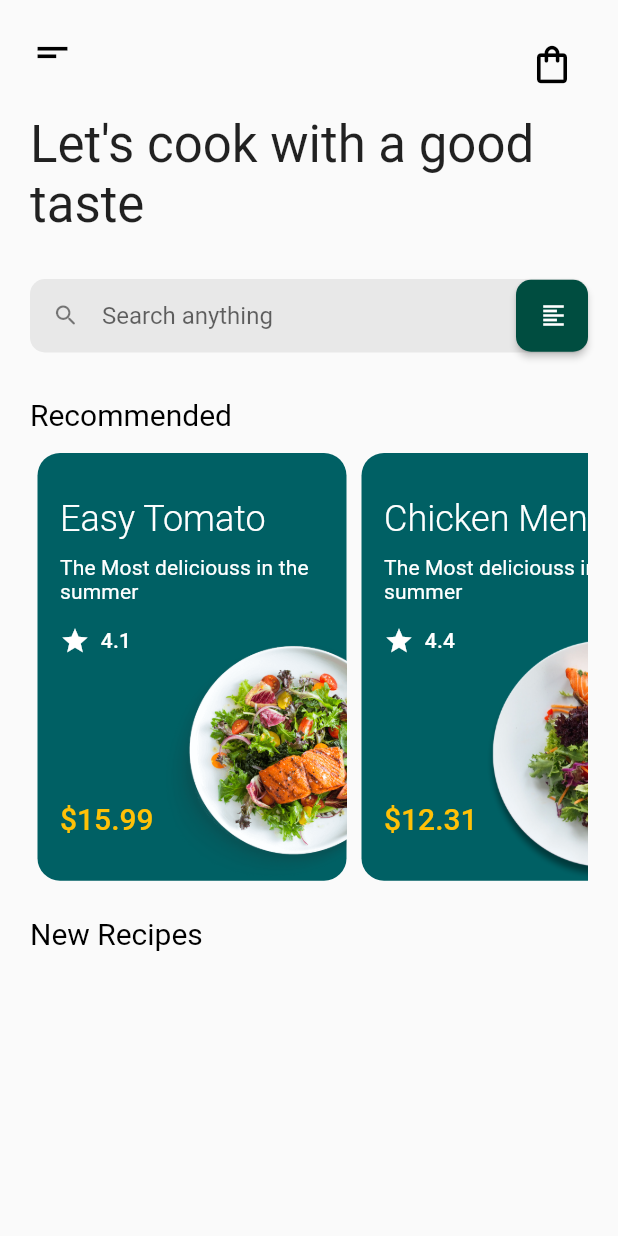
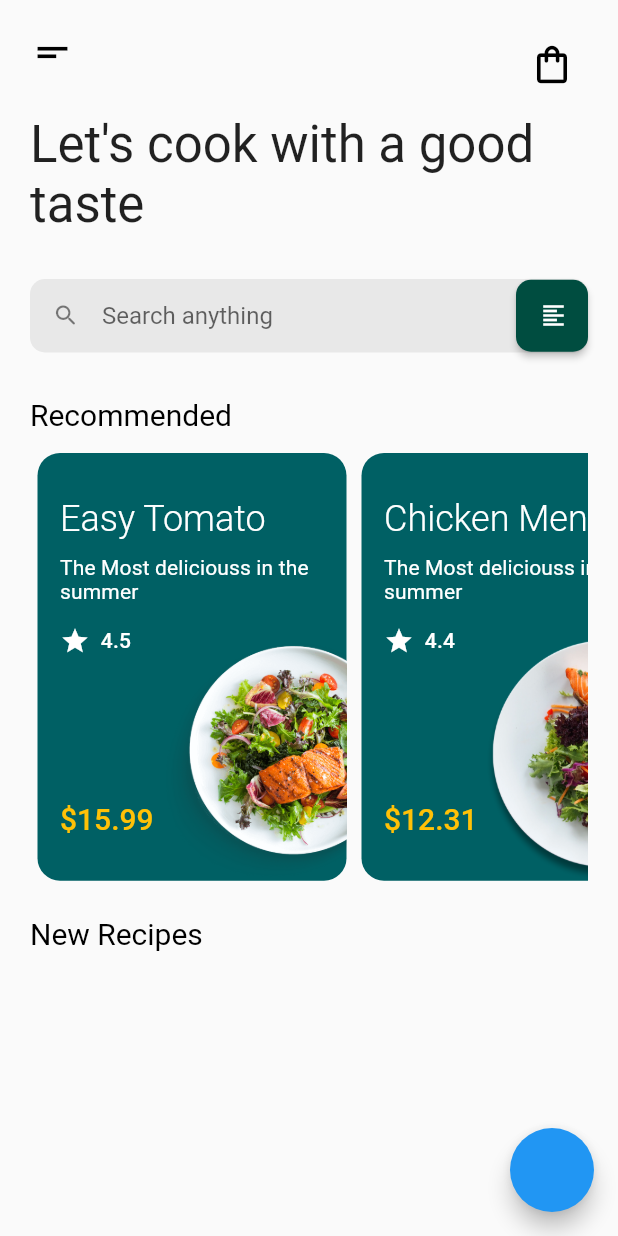
Before and after one commit to gorkemarslanbogan/cookSellApp, a Flutter app: the screen it shows after launch, on a phone screen of 412 x 824 dp. Run offline on Flutter 3.47's test engine with Material 2 defaults, Android fonts, the phone set to English and light mode, and no system bars.

Commit message:
Cook Sell App UI Flutter

```diff
--- a/lib/core/imagePathManagment/imagePath.dart
+++ b/lib/core/imagePathManagment/imagePath.dart
@@ -1,4 +1,3 @@
-import 'imagePath.dart';
 
 enum imageType { png, jpeg }
 
--- a/lib/product/widget/custom_card.dart
+++ b/lib/product/widget/custom_card.dart
@@ -3,6 +3,8 @@ import 'package:flutter/material.dart';
 import 'package:food_app_ga_coding/core/imagePathManagment/imagePath.dart';
 import 'package:food_app_ga_coding/core/utility/Screen_dynamic_size.dart';
 import 'package:food_app_ga_coding/model/cook_model.dart';
+import 'package:food_app_ga_coding/viewmodel/customCard_viewmodel.dart';
+import 'package:provider/provider.dart';
 
 class customCard extends StatelessWidget with ScreenSize{
    customCard({ Key? key, required this.title, required this.description, required this.score, required this.price, required this.image }) : super(key: key);
@@ -10,11 +12,13 @@ class customCard extends StatelessWidget with ScreenSize{
   final String title;
 final String description;
 final String score;
-final double price;
+ double price;
 final Image image;
   @override
   Widget build(BuildContext context) {
     ScreenSize().init(context);
+    return ChangeNotifierProvider<customCardProvider>(
+      builder: (context, child){
        return Padding(
         padding: EdgeInsets.symmetric(vertical: 14.0),
         child: Container(
@@ -27,6 +31,9 @@ final Image image;
         child: _cardChilds(title: title,description: description,price: price,score: score,image: image),
         ),
       );
+      },
+      create: (context) => customCardProvider(),
+    );
   }
 }
 
@@ -37,7 +44,7 @@ class _cardChilds extends StatelessWidget {
 final String title;
 final String description;
 final String score;
-final double price;
+ double price;
 final Image image;
   @override
   Widget build(BuildContext context) {
--- a/lib/product/widget/horizontal_scrool_card_builder.dart
+++ b/lib/product/widget/horizontal_scrool_card_builder.dart
@@ -1,17 +1,12 @@
 import 'package:flutter/material.dart';
-import 'package:food_app_ga_coding/core/imagePathManagment/imagePath.dart';
 import 'package:food_app_ga_coding/core/utility/Screen_dynamic_size.dart';
-import 'package:food_app_ga_coding/model/cook_model.dart';
 import 'package:food_app_ga_coding/product/widget/custom_card.dart';
-
+import 'package:food_app_ga_coding/viewmodel/cardBuilder_provider.dart';
+import 'package:provider/provider.dart';
 
 class cardBuilder extends StatelessWidget {
-   cardBuilder({ Key? key }) : super(key: key);
-List<CookModel> _items = [
-  CookModel("Easy Tomato", "The Most deliciouss in the summer", 15.99, "4.1", Image.asset(imagePath.toPng("food2"), width: 80, height: 80,)),
-  CookModel("Chicken Menu", "The Most deliciouss in the summer", 12.31, "4.4", Image.asset(imagePath.toPng("food3"), width: 80, height: 80,)),
-  CookModel("Mixed Salad", "The Most deliciouss in the summer", 09.99, "3.8", Image.asset(imagePath.toPng("food2"), width: 80, height: 80,)),
-];
+  cardBuilder({Key? key}) : super(key: key);
+
   @override
   Widget build(BuildContext context) {
     ScreenSize().init(context);
@@ -20,11 +15,16 @@ List<CookModel> _items = [
       child: ListView.builder(
         padding: EdgeInsets.zero,
         scrollDirection: Axis.horizontal,
-        itemCount: _items.length,
+        itemCount: context.watch<cardBuilderProvider>().items.length,
         itemBuilder: (BuildContext context, int index) {
           return Padding(
             padding: EdgeInsets.symmetric(horizontal: 5),
-            child: customCard(title: _items[index].cookName,description: _items[index].cookDescription,price: _items[index].price,score: _items[index].puan,image: _items[index].image),
+            child: customCard(
+                title: context.watch<cardBuilderProvider>().items[index].cookName,
+                description: context.watch<cardBuilderProvider>().items[index].cookDescription,
+                price: context.watch<cardBuilderProvider>().items[index].price,
+                score: context.watch<cardBuilderProvider>().items[index].puan,
+                image: context.watch<cardBuilderProvider>().items[index].image),
           );
         },
       ),
--- a/lib/screens/main.dart
+++ b/lib/screens/main.dart
@@ -1,16 +1,18 @@
-import 'dart:ui';
-
 import 'package:flutter/material.dart';
 import 'package:food_app_ga_coding/core/utility/Screen_dynamic_size.dart';
 import 'package:food_app_ga_coding/product/utility/app_padding.dart';
 import 'package:food_app_ga_coding/product/utility/text_utility.dart';
 import 'package:food_app_ga_coding/product/widget/app-bar-widget.dart';
-import 'package:food_app_ga_coding/product/widget/custom_card.dart';
 import 'package:food_app_ga_coding/product/widget/custom_text_field.dart';
 import 'package:food_app_ga_coding/product/widget/horizontal_scrool_card_builder.dart';
+import 'package:food_app_ga_coding/viewmodel/cardBuilder_provider.dart';
+import 'package:provider/provider.dart';
 
 void main() {
-  runApp( mainScreen());
+  runApp( MultiProvider(
+    providers: [
+      ChangeNotifierProvider(create: ((context) => cardBuilderProvider()))],
+    builder: (context, child) => mainScreen()));
 }
 
 class mainScreen extends StatelessWidget with ScreenSize {
@@ -26,7 +28,12 @@ class mainScreen extends StatelessWidget with ScreenSize {
         elevation: 0,
         iconTheme: IconThemeData(color: Colors.black, size: 30, opacity: 80.0),
       )),
-      home: Scaffold(
+      home: ChangeNotifierProvider(
+        builder: (context, child) {
+        return Scaffold(
+          floatingActionButton: FloatingActionButton(onPressed: (){
+             context.read<cardBuilderProvider>().updatePrice(15.99);
+          }),
           appBar: const appbarWidget(),
           body: SizedBox(
             height: ScreenSize.dynamicsHeight,
@@ -43,7 +50,7 @@ class mainScreen extends StatelessWidget with ScreenSize {
                           color: Colors.black87, fontWeight: FontWeight.w400),
                     ),
                     const SizedBox(height: 30,),
-                  customTextField(),
+                    const customTextField(),
                     const SizedBox(height: 30,),
                    const textWidget(title: textUtility.recommend,),
                     cardBuilder(),
@@ -54,7 +61,10 @@ class mainScreen extends StatelessWidget with ScreenSize {
               ),
             ),
           ),
-      ),
+        );
+        },
+        create: (context) => cardBuilderProvider(),
+        )
       );
   }
 }
--- /dev/null
+++ b/lib/viewmodel/cardBuilder_provider.dart
@@ -0,0 +1,47 @@
+import 'package:flutter/material.dart';
+import 'package:food_app_ga_coding/core/imagePathManagment/imagePath.dart';
+import 'package:food_app_ga_coding/model/cook_model.dart';
+import 'package:provider/provider.dart';
+
+class cardBuilderProvider with ChangeNotifier {
+  List<CookModel> items = [
+    CookModel(
+        "Easy Tomato",
+        "The Most deliciouss in the summer",
+        15.99,
+        "4.5",
+        Image.asset(
+          imagePath.toPng("food2"),
+          width: 80,
+          height: 80,
+        )),
+    CookModel(
+        "Chicken Menu",
+        "The Most deliciouss in the summer",
+        12.31,
+        "4.4",
+        Image.asset(
+          imagePath.toPng("food3"),
+          width: 80,
+          height: 80,
+        )),
+    CookModel(
+        "Mixed Salad",
+        "The Most deliciouss in the summer",
+        09.99,
+        "3.8",
+        Image.asset(
+          imagePath.toPng("food2"),
+          width: 80,
+          height: 80,
+        )),
+  ];
+
+  void updateCookTitle(String title) {
+    items.first.chanceName = title;
+    notifyListeners();
+  }
+  void updatePrice(double newPrice) {
+    items.first.chanceprice = newPrice;
+  }
+}
--- /dev/null
+++ b/lib/viewmodel/customCard_viewmodel.dart
@@ -0,0 +1,9 @@
+
+
+import 'package:flutter/material.dart';
+
+class customCardProvider extends ChangeNotifier{
+
+
+
+}
--- a/pubspec.yaml
+++ b/pubspec.yaml
@@ -29,6 +29,9 @@ environment:
 dependencies:
   flutter:
     sdk: flutter
+
+    #StateManagment
+  provider: ^6.0.3
 
 
   # The following adds the Cupertino Icons font to your application.
```
Also changed, not shown: pubspec.lock. Lines whose indentation alone changed are shown as unchanged.
